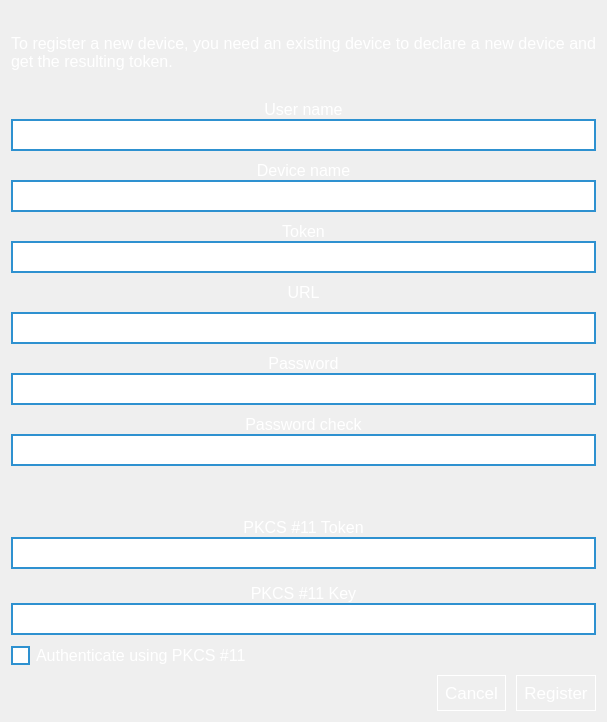
This is parsec/core/gui/forms/claim_device_widget.ui in Scille/parsec-cloud as Qt 5 draws it before an edit. The edited form follows.
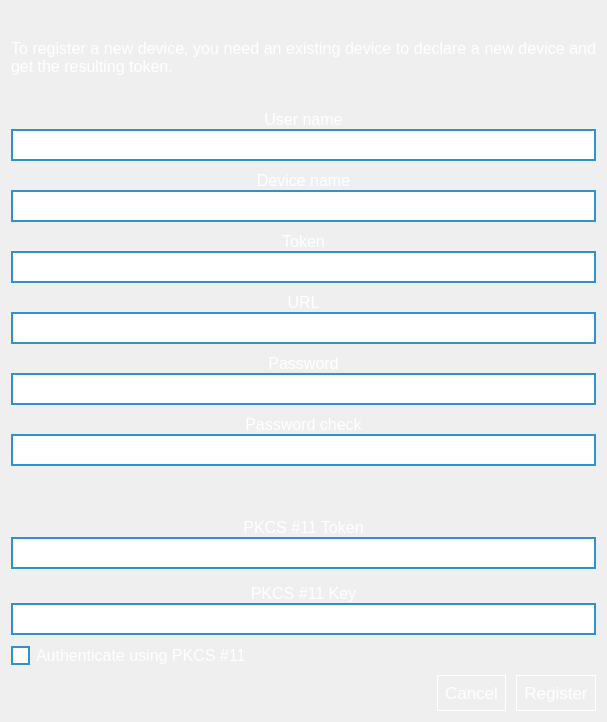
This is the edited form. Icons and pictures are not drawn.

Commit message: [GUI] Fixed login form

```diff
--- a/parsec/core/gui/forms/claim_device_widget.ui
+++ b/parsec/core/gui/forms/claim_device_widget.ui
@@ -264,6 +264,9 @@
       </item>
       <item>
        <layout class="QVBoxLayout" name="verticalLayout_10">
+        <property name="spacing">
+         <number>0</number>
+        </property>
         <item>
          <widget class="QLabel" name="label_3">
           <property name="font">
```
The commit also changes 2 other files.
